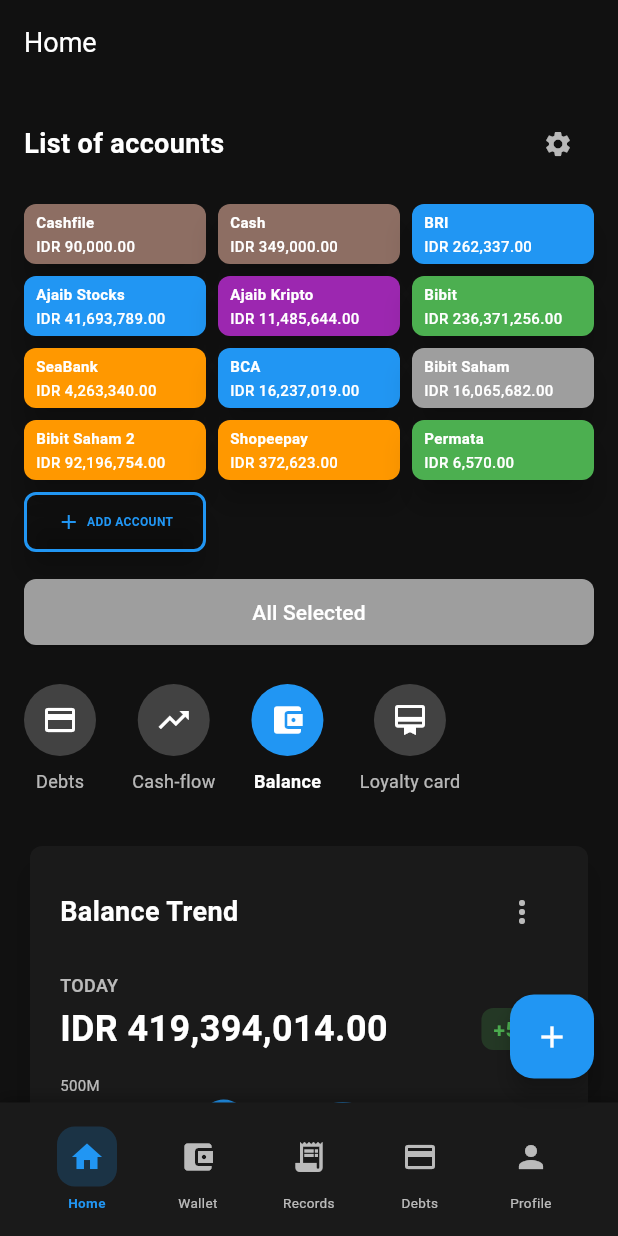
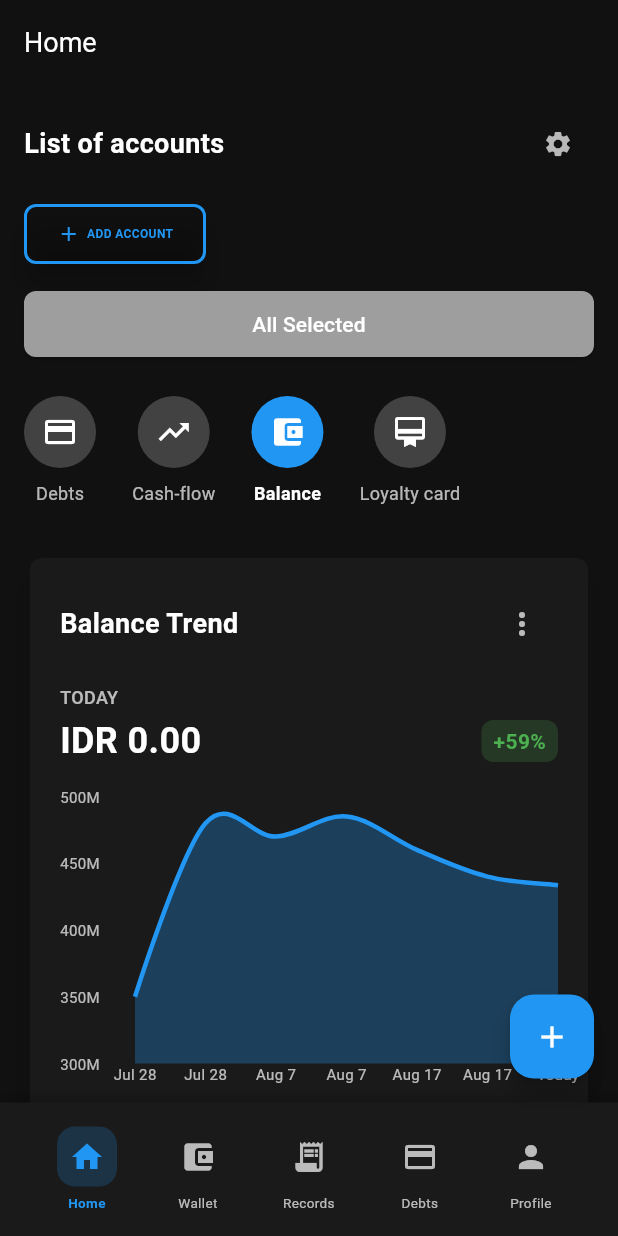
Before and after one commit to saamodra/artha, a Flutter app: the screen it shows once a user with an empty profile is signed in, after a tap on "All Selected", on a phone screen of 412 x 824 dp. Run offline on Flutter 3.47's test engine with Material 3 defaults, Android fonts, the phone set to English and light mode, and no system bars; drawn by our look-alikes of fl_chart; our stand-ins replace connectivity_plus, flutter_dotenv, supabase_flutter; accounts and stored records are empty.

Commit message:
feat: load and create wallet using supabase

```diff
--- a/lib/main.dart
+++ b/lib/main.dart
@@ -131,10 +131,33 @@ class _WalletHomePageState extends State<WalletHomePage> {
   @override
   void initState() {
     super.initState();
+    // Listen to wallet service changes
+    walletService.addListener(_onWalletServiceChanged);
     // Initialize with all wallets selected
-    selectedWallets = getWallets()
-        .map((account) => account['name'] as String)
-        .toSet();
+    _updateSelectedWallets();
+  }
+
+  @override
+  void dispose() {
+    walletService.removeListener(_onWalletServiceChanged);
+    super.dispose();
+  }
+
+  void _onWalletServiceChanged() {
+    if (mounted) {
+      setState(() {
+        _updateSelectedWallets();
+      });
+    }
+  }
+
+  void _updateSelectedWallets() {
+    final wallets = getWallets();
+    if (wallets.isNotEmpty) {
+      selectedWallets = wallets
+          .map((account) => account['name'] as String)
+          .toSet();
+    }
   }
 
   List<Map<String, dynamic>> getWallets() {
@@ -159,9 +182,7 @@ class _WalletHomePageState extends State<WalletHomePage> {
 
   void selectAllWallets() {
     setState(() {
-      selectedWallets = getWallets()
-          .map((account) => account['name'] as String)
-          .toSet();
+      _updateSelectedWallets();
       isAllSelected = true;
     });
   }
@@ -170,10 +191,9 @@ class _WalletHomePageState extends State<WalletHomePage> {
     setState(() {
       _reorderedWallets = reorderedWallets;
       // Update selected wallets to maintain the selection after reordering
-      selectedWallets = getWallets()
-          .map((account) => account['name'] as String)
-          .toSet()
-          .intersection(selectedWallets);
+      final currentSelection = selectedWallets;
+      _updateSelectedWallets();
+      selectedWallets = selectedWallets.intersection(currentSelection);
     });
   }
 
--- a/lib/pages/wallet_list_page.dart
+++ b/lib/pages/wallet_list_page.dart
@@ -39,6 +39,52 @@ class _WalletListPageState extends State<WalletListPage> {
         child: AnimatedBuilder(
           animation: Listenable.merge([recordService, walletService]),
           builder: (context, child) {
+            if (walletService.isLoading) {
+              return const Center(
+                child: CircularProgressIndicator(
+                  valueColor: AlwaysStoppedAnimation<Color>(Colors.blue),
+                ),
+              );
+            }
+
+            if (walletService.error != null) {
+              return Center(
+                child: Column(
+                  mainAxisAlignment: MainAxisAlignment.center,
+                  children: [
+                    const Icon(
+                      Icons.error_outline,
+                      color: Colors.red,
+                      size: 64,
+                    ),
+                    const SizedBox(height: 16),
+                    Text(
+                      'Error loading wallets',
+                      style: const TextStyle(
+                        color: Colors.white,
+                        fontSize: 18,
+                        fontWeight: FontWeight.w600,
+                      ),
+                    ),
+                    const SizedBox(height: 8),
+                    Text(
+                      walletService.error!,
+                      style: const TextStyle(
+                        color: Colors.white70,
+                        fontSize: 14,
+                      ),
+                      textAlign: TextAlign.center,
+                    ),
+                    const SizedBox(height: 16),
+                    ElevatedButton(
+                      onPressed: () => walletService.refreshWallets(),
+                      child: const Text('Retry'),
+                    ),
+                  ],
+                ),
+              );
+            }
+
             return SingleChildScrollView(
               padding: const EdgeInsets.all(16.0),
               child: Column(
--- a/lib/services/wallet_service.dart
+++ b/lib/services/wallet_service.dart
@@ -1,140 +1,89 @@
 import 'package:flutter/material.dart';
 import '../models/wallet.dart';
+import '../repositories/wallet_repository.dart';
 
 class WalletService extends ChangeNotifier {
   static final WalletService _instance = WalletService._internal();
   factory WalletService() => _instance;
   WalletService._internal() {
-    _initializeDefaultWallets();
+    _repository = WalletRepository();
+    _loadWallets();
   }
 
+  late final WalletRepository _repository;
   final List<Wallet> _wallets = [];
+  bool _isLoading = false;
+  String? _error;
 
   List<Wallet> get wallets => List.unmodifiable(_wallets);
+  bool get isLoading => _isLoading;
+  String? get error => _error;
 
-  void _initializeDefaultWallets() {
-    // Convert existing hardcoded wallets to the new Wallet model
-    final defaultWallets = [
-      Wallet(
-        id: 'cashfile',
-        name: 'Cashfile',
-        type: WalletType.manualInput,
-        color: const Color(0xFF8D6E63),
-        initialValue: 90000.00,
-        accountType: 'Cash',
-      ),
-      Wallet(
-        id: 'cash',
-        name: 'Cash',
-        type: WalletType.manualInput,
-        color: const Color(0xFF8D6E63),
-        initialValue: 349000.00,
-        accountType: 'Cash',
-      ),
-      Wallet(
-        id: 'bri',
-        name: 'BRI',
-        type: WalletType.manualInput,
-        color: Colors.blue,
-        initialValue: 262337.00,
-        accountType: 'Bank Account',
-      ),
-      Wallet(
-        id: 'ajaib_stocks',
-        name: 'Ajaib Stocks',
-        type: WalletType.investment,
-        color: Colors.blue,
-        initialValue: 41693789.00,
-        assetType: AssetType.stocks,
-      ),
-      Wallet(
-        id: 'ajaib_kripto',
-        name: 'Ajaib Kripto',
-        type: WalletType.investment,
-        color: Colors.purple,
-        initialValue: 11485644.00,
-        assetType: AssetType.crypto,
-      ),
-      Wallet(
-        id: 'bibit',
-        name: 'Bibit',
-        type: WalletType.investment,
-        color: Colors.green,
-        initialValue: 236371256.00,
-        assetType: AssetType.stocks,
-      ),
-      Wallet(
-        id: 'seabank',
-        name: 'SeaBank',
-        type: WalletType.manualInput,
-        color: Colors.orange,
-        initialValue: 4263340.00,
-        accountType: 'Bank Account',
-      ),
-      Wallet(
-        id: 'bca',
-        name: 'BCA',
-        type: WalletType.manualInput,
-        color: Colors.blue,
-        initialValue: 16237019.00,
-        accountType: 'Bank Account',
-      ),
-      Wallet(
-        id: 'bibit_saham',
-        name: 'Bibit Saham',
-        type: WalletType.investment,
-        color: Colors.grey,
-        initialValue: 16065682.00,
-        assetType: AssetType.stocks,
-      ),
-      Wallet(
-        id: 'bibit_saham_2',
-        name: 'Bibit Saham 2',
-        type: WalletType.investment,
-        color: Colors.orange,
-        initialValue: 92196754.00,
-        assetType: AssetType.stocks,
-      ),
-      Wallet(
-        id: 'shopeepay',
-        name: 'Shopeepay',
-        type: WalletType.manualInput,
-        color: Colors.orange,
-        initialValue: 372623.00,
-        accountType: 'E-Wallet',
-      ),
-      Wallet(
-        id: 'permata',
-        name: 'Permata',
-        type: WalletType.manualInput,
-        color: Colors.green,
-        initialValue: 6570.00,
-        accountType: 'Bank Account',
-      ),
-    ];
+  /// Load wallets from Supabase
+  Future<void> _loadWallets() async {
+    _isLoading = true;
+    _error = null;
+    notifyListeners();
 
-    _wallets.addAll(defaultWallets);
-  }
-
-  // Add a new wallet
-  void addWallet(Wallet wallet) {
-    _wallets.add(wallet);
-    notifyListeners();
-  }
-
-  // Update an existing wallet
-  void updateWallet(Wallet updatedWallet) {
-    final index = _wallets.indexWhere((w) => w.id == updatedWallet.id);
-    if (index != -1) {
-      _wallets[index] = updatedWallet;
+    try {
+      final wallets = await _repository.getWallets();
+      _wallets.clear();
+      _wallets.addAll(wallets);
+      _error = null;
+    } catch (e) {
+      _error = e.toString();
+      // Keep existing wallets if loading fails
+    } finally {
+      _isLoading = false;
       notifyListeners();
     }
   }
 
+  /// Refresh wallets from Supabase
+  Future<void> refreshWallets() async {
+    await _loadWallets();
+  }
+
+  // Add a new wallet
+  Future<void> addWallet(Wallet wallet) async {
+    try {
+      final createdWallet = await _repository.createWallet(wallet);
+      _wallets.add(createdWallet);
+      notifyListeners();
+    } catch (e) {
+      _error = e.toString();
+      notifyListeners();
+      rethrow;
+    }
+  }
+
+  // Update an existing wallet
+  Future<void> updateWallet(Wallet updatedWallet) async {
+    try {
+      final updated = await _repository.updateWallet(updatedWallet);
+      final index = _wallets.indexWhere((w) => w.id == updatedWallet.id);
+      if (index != -1) {
+        _wallets[index] = updated;
+        notifyListeners();
+      }
+    } catch (e) {
+      _error = e.toString();
+      notifyListeners();
+      rethrow;
+    }
+  }
+
   // Delete a wallet
-  void deleteWallet(String walletId) {
+  Future<void> deleteWallet(String walletId) async {
+    try {
+      await _repository.deleteWallet(walletId);
       _wallets.removeWhere((w) => w.id == walletId);
       notifyListeners();
+    } catch (e) {
+      _error = e.toString();
+      notifyListeners();
+      rethrow;
+    }
   }
 
   // Get a wallet by ID
@@ -161,12 +110,17 @@ class WalletService extends ChangeNotifier {
   }
 
   // Check if wallet name already exists
-  bool isWalletNameExists(String name, {String? excludeId}) {
+  Future<bool> isWalletNameExists(String name, {String? excludeId}) async {
+    try {
+      return await _repository.isWalletNameExists(name, excludeId: excludeId);
+    } catch (e) {
+      // Fallback to local check if repository fails
       return _wallets.any(
         (w) =>
             w.name.toLowerCase() == name.toLowerCase() &&
             (excludeId == null || w.id != excludeId),
       );
+    }
   }
 
   // Convert wallets to legacy format for backward compatibility
@@ -174,9 +128,9 @@ class WalletService extends ChangeNotifier {
     return _wallets.map((wallet) => wallet.toLegacyFormat()).toList();
   }
 
-  // Generate a unique ID for new wallets
+  // Generate a unique ID for new wallets (UUID will be generated by Supabase)
   String generateWalletId() {
-    return 'wallet_${DateTime.now().millisecondsSinceEpoch}';
+    return 'temp_${DateTime.now().millisecondsSinceEpoch}';
   }
 
   // Get total balance across all wallets
```
Also changed, not shown: lib/models/wallet.dart (+32 -0 lines), lib/pages/add_wallet_page.dart (+16 -5 lines), lib/repositories/wallet_repository.dart (added, +134 -0 lines), 1 other file. Lines whose indentation alone changed are shown as unchanged.
